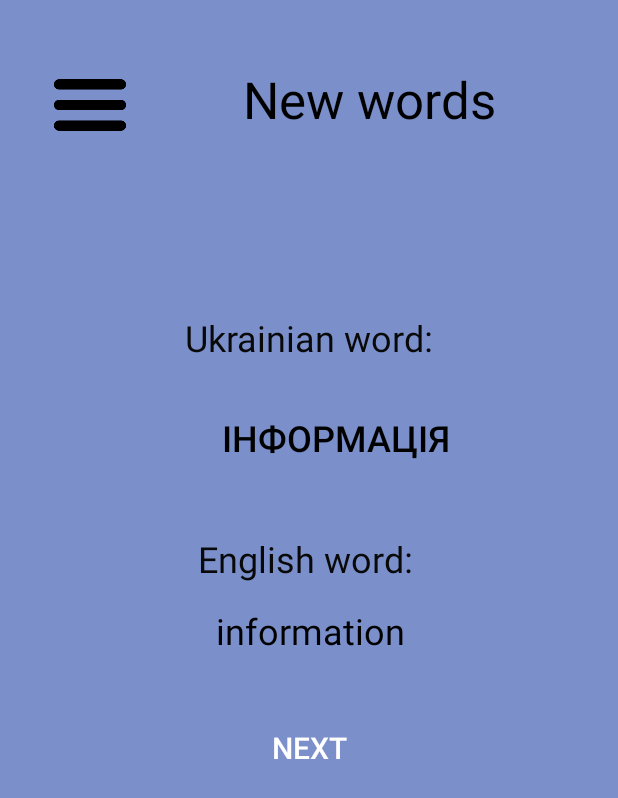
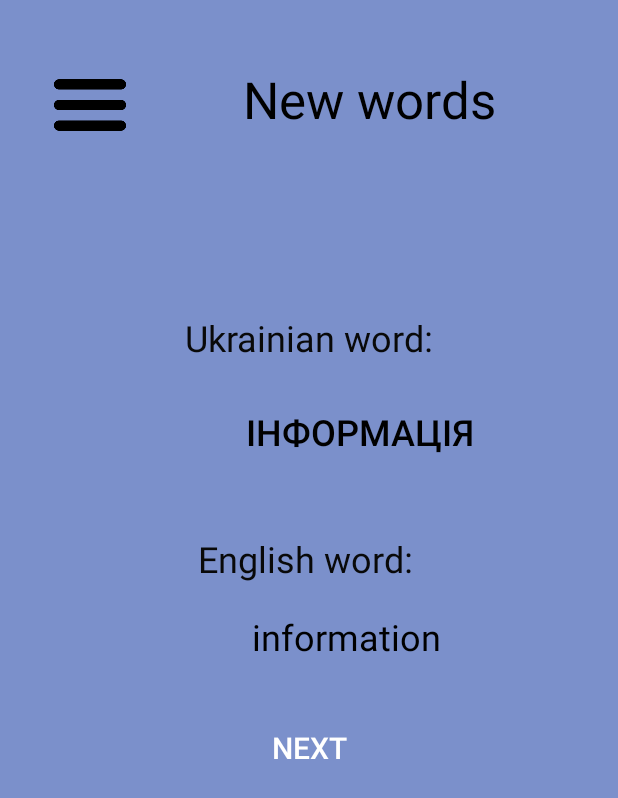
Before and after one commit to DmytroTurchyn1/Flash_Cards_Mobile, an Android app: the new_words_en screen opened directly, with no data from a screen before it, after a tap on "ІНФОРМАЦІЯ", on a phone screen of 412 x 824 dp. Shown: the top 798 px of the screen. Run offline under Robolectric (Android 15) with nearby library versions, the phone set to English and light mode, and no system bars; 2 other taps on this screen came first.

Commit message:
few updates

```diff
--- a/app/src/main/java/com/example/flashcards/new_words_en.kt
+++ b/app/src/main/java/com/example/flashcards/new_words_en.kt
@@ -33,7 +33,7 @@ class new_words_en : AppCompatActivity() {
         ukr_word.text = ""
         enWord.add("time ");
         enWord.add("information");
-        enWord.add("people");
+        enWord.add("  people");
         enWord.add("thing");
         enWord.add("man");
         enWord.add("woman");
--- a/app/src/main/res/layout/activity_new_words_en.xml
+++ b/app/src/main/res/layout/activity_new_words_en.xml
@@ -12,8 +12,8 @@
         style="@style/Widget.AppCompat.Button.Borderless"
         android:layout_width="wrap_content"
         android:layout_height="wrap_content"
-        android:layout_marginStart="132dp"
-        android:layout_marginTop="24dp"
+        android:layout_marginStart="148dp"
+        android:layout_marginTop="20dp"
         android:onClick="ShowUkrWord"
         android:textColor="#000000"
         android:textSize="24sp"
@@ -65,8 +65,8 @@
         android:id="@+id/en_word"
         android:layout_width="wrap_content"
         android:layout_height="wrap_content"
-        android:layout_marginStart="144dp"
-        android:layout_marginTop="404dp"
+        android:layout_marginStart="168dp"
+        android:layout_marginTop="408dp"
         android:textColor="#000000"
         android:textSize="24sp"
         app:layout_constraintStart_toStartOf="parent"
```
